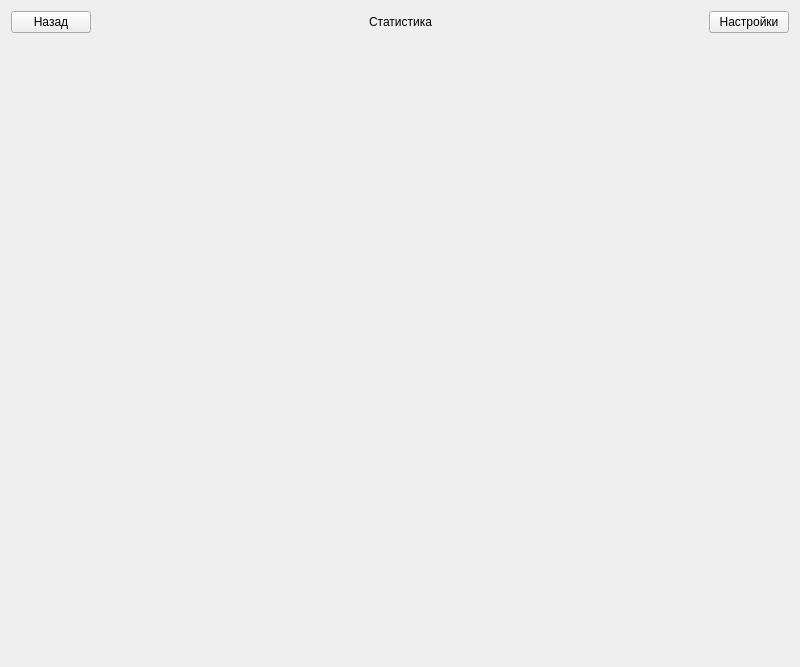
This is statisticswindow.ui in Sheron4ik/coursework as Qt 5 draws it before an edit. The edited form follows.
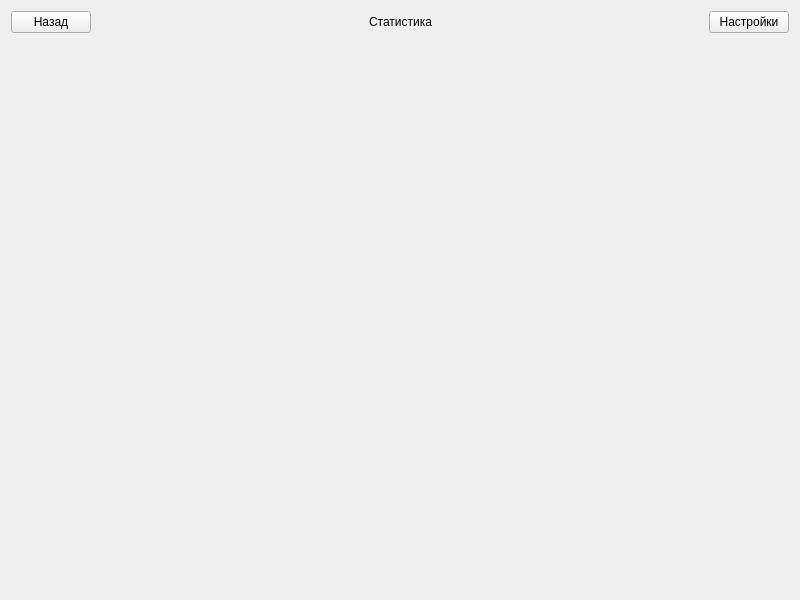
This is the edited form.

```diff
--- a/statisticswindow.ui
+++ b/statisticswindow.ui
@@ -7,7 +7,7 @@
     <x>0</x>
     <y>0</y>
     <width>800</width>
-    <height>667</height>
+    <height>600</height>
    </rect>
   </property>
   <property name="windowTitle">
@@ -82,25 +82,12 @@
      <property name="minimumSize">
       <size>
        <width>0</width>
-       <height>500</height>
+       <height>540</height>
       </size>
      </property>
      <layout class="QHBoxLayout" name="horizontalLayout_2"/>
     </widget>
    </item>
-   <item>
-    <spacer name="verticalSpacer">
-     <property name="orientation">
-      <enum>Qt::Vertical</enum>
-     </property>
-     <property name="sizeHint" stdset="0">
-      <size>
-       <width>20</width>
-       <height>80</height>
-      </size>
-     </property>
-    </spacer>
-   </item>
   </layout>
  </widget>
  <resources/>
```
Left out of the diff: 2 changed lines with no effect on the pictures.
